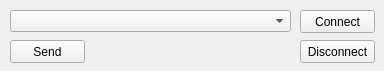
First picture: the form in Serial Sample/MainWindow.ui, repository MMahdlouei/Qt_Class, before the edit.
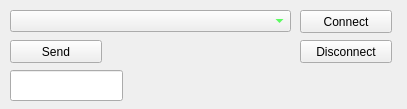
Second picture: the form after the edit.

Diff of the .ui file:
```diff
--- a/Serial Sample/MainWindow.ui
+++ b/Serial Sample/MainWindow.ui
@@ -6,20 +6,23 @@
    <rect>
     <x>0</x>
     <y>0</y>
-    <width>384</width>
-    <height>71</height>
+    <width>407</width>
+    <height>109</height>
    </rect>
   </property>
   <property name="windowTitle">
    <string>MainWindow</string>
   </property>
+  <property name="styleSheet">
+   <string notr="true"/>
+  </property>
   <widget class="QWidget" name="centralwidget">
    <widget class="QPushButton" name="btnConnect">
     <property name="geometry">
      <rect>
       <x>300</x>
       <y>10</y>
-      <width>75</width>
+      <width>92</width>
       <height>23</height>
      </rect>
     </property>
@@ -36,13 +39,17 @@
       <height>22</height>
      </rect>
     </property>
+    <property name="styleSheet">
+     <string notr="true">font: 75 12pt &quot;Comic Sans MS&quot;;
+color:rgb(0, 255, 8);</string>
+    </property>
    </widget>
    <widget class="QPushButton" name="btnDisconnect">
     <property name="geometry">
      <rect>
       <x>300</x>
       <y>40</y>
-      <width>75</width>
+      <width>92</width>
       <height>23</height>
      </rect>
     </property>
@@ -55,7 +62,7 @@
      <rect>
       <x>10</x>
       <y>40</y>
-      <width>75</width>
+      <width>92</width>
       <height>23</height>
      </rect>
     </property>
@@ -63,6 +70,26 @@
      <string>Send</string>
     </property>
    </widget>
+   <widget class="QLineEdit" name="lineEdit">
+    <property name="geometry">
+     <rect>
+      <x>10</x>
+      <y>70</y>
+      <width>113</width>
+      <height>31</height>
+     </rect>
+    </property>
+    <property name="focusPolicy">
+     <enum>Qt::ClickFocus</enum>
+    </property>
+    <property name="styleSheet">
+     <string notr="true">font: 75 16pt &quot;Comic Sans MS&quot;;
+color:rgb(0, 255, 21);</string>
+    </property>
+    <property name="alignment">
+     <set>Qt::AlignCenter</set>
+    </property>
+   </widget>
   </widget>
  </widget>
  <resources/>
```
